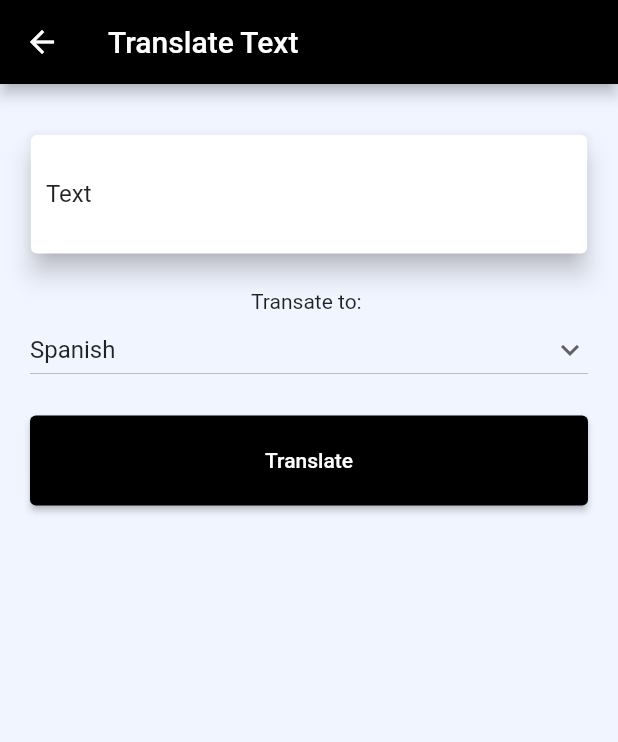
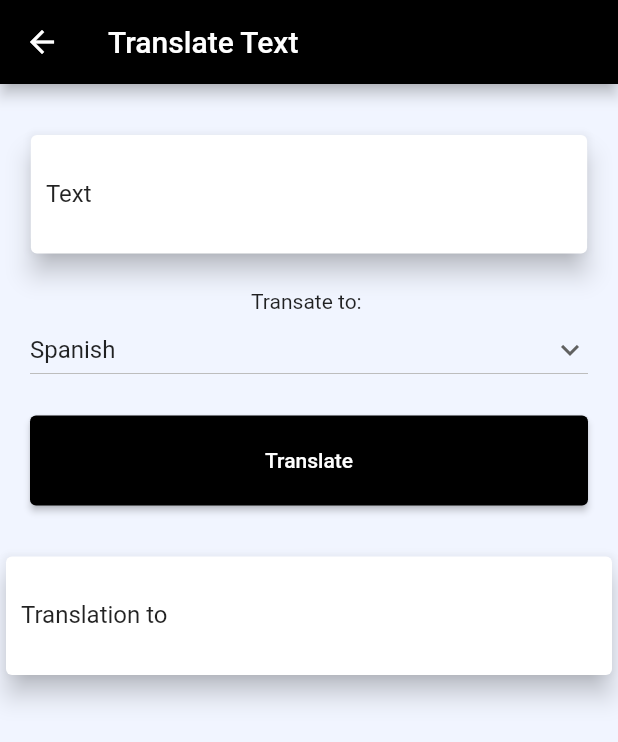
Before and after one commit to prince-cloud/hwrs_app, a Flutter app: the TranslateText screen opened directly, on a phone screen of 412 x 824 dp. Shown: the top 742 px of the screen. Run offline on Flutter 3.47's test engine with Material 2 defaults, Android fonts, the light colour scheme and no system bars; our stand-ins replace image_picker.

Commit message:
created api's for scan text and translate text

```diff
--- a/lib/screens/homepage.dart
+++ b/lib/screens/homepage.dart
@@ -4,7 +4,7 @@ import 'dart:ui';
 
 import 'package:flutter/material.dart';
 import 'package:hwrs_app/constants.dart';
-import 'package:hwrs_app/screens/convert_text.dart';
+import 'package:hwrs_app/screens/scan_text.dart';
 import 'package:hwrs_app/screens/translate_text.dart';
 import 'package:image_picker/image_picker.dart';
 
--- a/lib/screens/translate_text.dart
+++ b/lib/screens/translate_text.dart
@@ -1,5 +1,6 @@
 import 'package:flutter/material.dart';
 import 'package:hwrs_app/constants.dart';
+import 'package:hwrs_app/services/service.dart';
 
 class TranslateText extends StatefulWidget {
   const TranslateText({Key? key}) : super(key: key);
@@ -10,9 +11,15 @@ class TranslateText extends StatefulWidget {
 
 class _TranslateTextState extends State<TranslateText> {
   TextEditingController textController = TextEditingController();
+  TextEditingController translatedTextController = TextEditingController();
+  TextEditingController translateToController = TextEditingController();
 
   // Initial Selected Value
   String dropdownvalue = 'Spanish';
+  bool isLoading = false;
+
+  String translatedText = "";
+  String translatedTo = "";
 
   var translate_to = [
     'Spanish',
@@ -62,7 +69,7 @@ class _TranslateTextState extends State<TranslateText> {
                       ),
                       validator: (value) {
                         if (value == null || value.isEmpty) {
-                          return 'Please enter product title';
+                          return 'Please enter text';
                         }
                         return null;
                       },
@@ -89,6 +96,7 @@ class _TranslateTextState extends State<TranslateText> {
                       setState(
                         () {
                           dropdownvalue = newValue!;
+                          translateToController.text = newValue;
                         },
                       );
                     },
@@ -101,11 +109,67 @@ class _TranslateTextState extends State<TranslateText> {
             height: 100,
             padding: const EdgeInsets.all(20),
             child: ElevatedButton(
-              onPressed: () {},
+              onPressed: () async {
+                if (isLoading) {
+                  return;
+                }
+                print("=============================");
+                print(textController.text.toString());
+                print(dropdownvalue);
+                setState(() {
+                  isLoading = true;
+                });
+                final results = await translateText(
+                  {
+                    'text': textController.text.toString(),
+                    'translate_to': dropdownvalue,
+                  },
+                );
+                setState(
+                  () {
+                    translatedText = results['translation'];
+                    translatedTextController.text = results['translation'];
+                    translateToController.text = results['translated_to'];
+                    isLoading = false;
+                  },
+                );
+              },
               style: ButtonStyle(
                 backgroundColor: MaterialStateProperty.all(Colors.black),
               ),
-              child: const Text("Translate"),
+              child: isLoading
+                  ? const CircularProgressIndicator()
+                  : const Text("Translate"),
+            ),
+          ),
+          SizedBox(height: 10),
+          Card(
+            elevation: 7,
+            child: TextFormInput(
+              child: TextFormField(
+                controller: translatedTextController,
+                minLines: 1,
+                maxLines: 5,
+                keyboardType: TextInputType.multiline,
+                /* onChanged: (value) {
+                                setState(() {
+                                  _email = value;
+                                });
+                              }, */
+                decoration: InputDecoration(
+                  label: Text(
+                    "Translation to $translatedTo",
+                    style: const TextStyle(color: Colors.black87),
+                  ),
+                  border: InputBorder.none,
+                ),
+                validator: (value) {
+                  if (value == null || value.isEmpty) {
+                    return 'Please enter text';
+                  }
+                  return null;
+                },
+              ),
             ),
           ),
         ],
--- a/pubspec.yaml
+++ b/pubspec.yaml
@@ -46,6 +46,7 @@ dev_dependencies:
   # rules and activating additional ones.
   flutter_lints: ^2.0.0
   image_picker: ^0.8.4+4
+  http: ^0.13.4
 
 # For information on the generic Dart part of this file, see the
 # following page: https://dart.dev/tools/pub/pubspec
```
Also changed, not shown: lib/screens/scan_text.dart (renamed from lib/screens/convert_text.dart, +31 -2 lines), lib/services/service.dart (added, +70 -0 lines), pubspec.lock.
